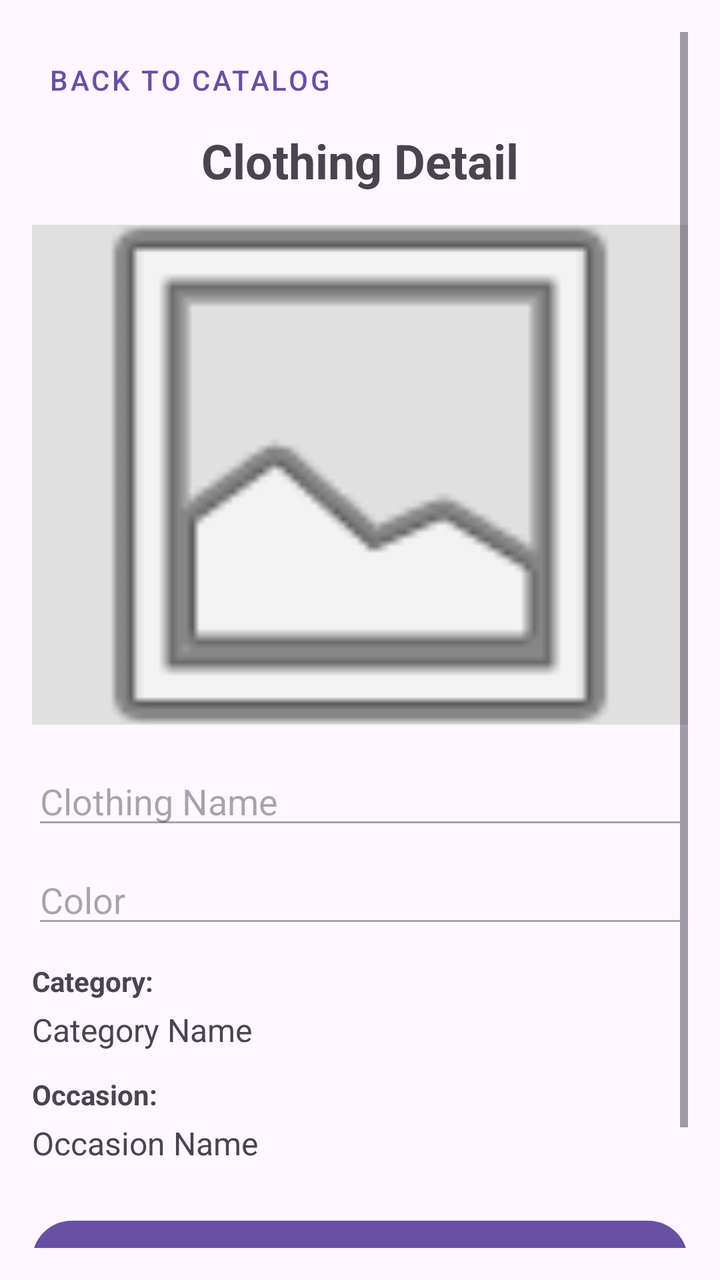
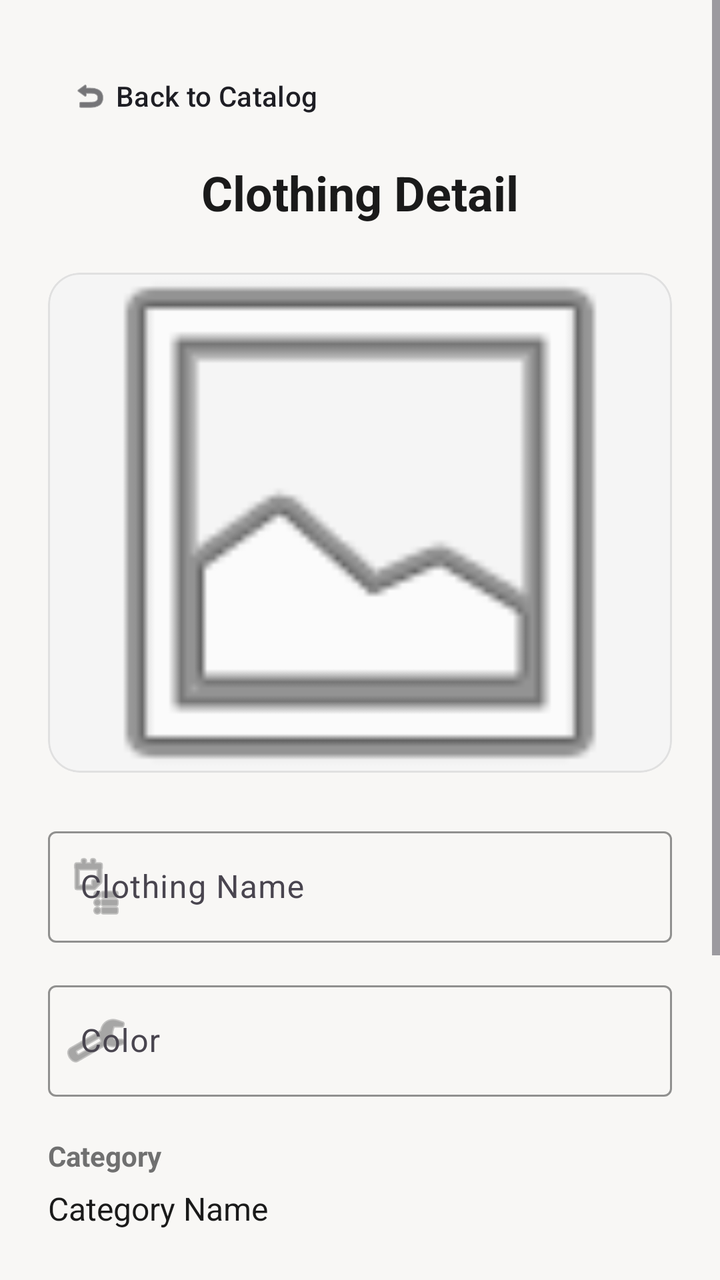

Screens rendered from an Android XML layout before and after an edit, with the pre-edit source and the edit as a unified diff.
<!-- AndroidManifest.xml: application theme Theme.Vestiaire -->
<!-- res/layout/activity_clothing_detail.xml -->
<?xml version="1.0" encoding="utf-8"?>
<ScrollView xmlns:android="http://schemas.android.com/apk/res/android"
    android:layout_width="match_parent"
    android:layout_height="match_parent"
    android:padding="16dp">

    <LinearLayout
        android:layout_width="match_parent"
        android:layout_height="wrap_content"
        android:orientation="vertical">

        <Button
            android:id="@+id/btnBack"
            android:layout_width="wrap_content"
            android:layout_height="wrap_content"
            android:text="Back to Catalog"
            style="@style/Widget.MaterialComponents.Button.TextButton" />

        <TextView
            android:id="@+id/tvDetailTitle"
            android:layout_width="match_parent"
            android:layout_height="wrap_content"
            android:layout_marginBottom="16dp"
            android:text="Clothing Detail"
            android:textAlignment="center"
            android:textSize="24sp"
            android:textStyle="bold" />

        <ImageView
            android:id="@+id/ivDetailPreview"
            android:layout_width="match_parent"
            android:layout_height="250dp"
            android:background="#E0E0E0"
            android:scaleType="centerCrop"
            android:src="@android:drawable/ic_menu_gallery" />

        <EditText
            android:id="@+id/etDetailName"
            android:layout_width="match_parent"
            android:layout_height="wrap_content"
            android:layout_marginTop="16dp"
            android:hint="Clothing Name"
            android:inputType="text"
            android:enabled="false" />

        <EditText
            android:id="@+id/etDetailColor"
            android:layout_width="match_parent"
            android:layout_height="wrap_content"
            android:layout_marginTop="8dp"
            android:hint="Color"
            android:inputType="text"
            android:enabled="false" />

        <TextView
            android:layout_width="wrap_content"
            android:layout_height="wrap_content"
            android:layout_marginTop="12dp"
            android:text="Category:"
            android:textStyle="bold" />

        <TextView
            android:id="@+id/tvDetailCategory"
            android:layout_width="match_parent"
            android:layout_height="wrap_content"
            android:layout_marginTop="4dp"
            android:textSize="16sp"
            android:text="Category Name"
            android:visibility="visible" />

        <Spinner
            android:id="@+id/spinnerDetailCategory"
            android:layout_width="match_parent"
            android:layout_height="48dp"
            android:layout_marginTop="4dp"
            android:visibility="gone" />

        <TextView
            android:layout_width="wrap_content"
            android:layout_height="wrap_content"
            android:layout_marginTop="12dp"
            android:text="Occasion:"
            android:textStyle="bold" />

        <TextView
            android:id="@+id/tvDetailOccasion"
            android:layout_width="match_parent"
            android:layout_height="wrap_content"
            android:layout_marginTop="4dp"
            android:textSize="16sp"
            android:text="Occasion Name"
            android:visibility="visible" />

        <Spinner
            android:id="@+id/spinnerDetailOccasion"
            android:layout_width="match_parent"
            android:layout_height="48dp"
            android:layout_marginTop="4dp"
            android:visibility="gone" />

        <LinearLayout
            android:id="@+id/layoutReadMode"
            android:layout_width="match_parent"
            android:layout_height="wrap_content"
            android:orientation="vertical"
            android:layout_marginTop="24dp"
            android:visibility="visible">

            <Button
                android:id="@+id/btnEditMode"
                android:layout_width="match_parent"
                android:layout_height="wrap_content"
                android:text="Edit Clothing Info" />

            <Button
                android:id="@+id/btnDelete"
                android:layout_width="match_parent"
                android:layout_height="wrap_content"
                android:layout_marginTop="8dp"
                android:text="Delete Clothing"
                android:backgroundTint="#F44336" />
        </LinearLayout>

        <LinearLayout
            android:id="@+id/layoutEditMode"
            android:layout_width="match_parent"
            android:layout_height="wrap_content"
            android:orientation="vertical"
            android:layout_marginTop="24dp"
            android:visibility="gone">

            <Button
                android:id="@+id/btnUpdate"
                android:layout_width="match_parent"
                android:layout_height="wrap_content"
                android:text="Save Changes"
                android:backgroundTint="#4CAF50" />

            <Button
                android:id="@+id/btnCancel"
                android:layout_width="match_parent"
                android:layout_height="wrap_content"
                android:layout_marginTop="8dp"
                android:text="Cancel Edit"
                android:backgroundTint="#757575" />
        </LinearLayout>

    </LinearLayout>
</ScrollView>
<!-- resources referenced by this layout -->
<resources>
  <style name="Theme.Vestiaire" parent="Base.Theme.Vestiaire" />
  <style name="Base.Theme.Vestiaire" parent="Theme.Material3.DayNight.NoActionBar">
          
          
      </style>
</resources>

<!-- the commit's change to res/layout/activity_clothing_detail.xml (unified diff, before → after) -->
@@ -1,70 +1,118 @@
 <?xml version="1.0" encoding="utf-8"?>
 <ScrollView xmlns:android="http://schemas.android.com/apk/res/android"
+    xmlns:app="http://schemas.android.com/apk/res-auto"
     android:layout_width="match_parent"
     android:layout_height="match_parent"
-    android:padding="16dp">
+    android:background="@color/vestiaire_background">
 
     <LinearLayout
         android:layout_width="match_parent"
         android:layout_height="wrap_content"
-        android:orientation="vertical">
+        android:orientation="vertical"
+        android:padding="24dp">
 
         <Button
             android:id="@+id/btnBack"
+            style="@style/Widget.Material3.Button.TextButton"
             android:layout_width="wrap_content"
             android:layout_height="wrap_content"
             android:text="Back to Catalog"
-            style="@style/Widget.MaterialComponents.Button.TextButton" />
+            android:textColor="@color/vestiaire_primary"
+            app:iconTint="@color/vestiaire_primary"
+            app:icon="@android:drawable/ic_menu_revert" />
 
         <TextView
             android:id="@+id/tvDetailTitle"
             android:layout_width="match_parent"
             android:layout_height="wrap_content"
-            android:layout_marginBottom="16dp"
+            android:layout_marginTop="8dp"
+            android:layout_marginBottom="24dp"
             android:text="Clothing Detail"
             android:textAlignment="center"
             android:textSize="24sp"
+            android:textStyle="bold"
+            android:textColor="@color/vestiaire_text" />
+
+        <com.google.android.material.card.MaterialCardView
+            android:layout_width="match_parent"
+            android:layout_height="250dp"
+            app:cardCornerRadius="16dp"
+            app:cardElevation="0dp"
+            app:strokeWidth="1dp"
+            app:strokeColor="#E0E0E0"
+            app:cardBackgroundColor="@color/vestiaire_surface">
+
+            <ImageView
+                android:id="@+id/ivDetailPreview"
+                android:layout_width="match_parent"
+                android:layout_height="match_parent"
+                android:background="#F5F5F5"
+                android:scaleType="centerCrop"
+                android:src="@android:drawable/ic_menu_gallery" />
+        </com.google.android.material.card.MaterialCardView>
+
+        
+        <com.google.android.material.textfield.TextInputLayout
+            style="@style/Widget.Material3.TextInputLayout.OutlinedBox"
+            android:layout_width="match_parent"
+            android:layout_height="wrap_content"
+            android:layout_marginTop="24dp"
+            android:hint="Clothing Name"
+            app:startIconDrawable="@android:drawable/ic_menu_agenda"
+            app:startIconTint="@color/vestiaire_subtext"
+            app:hintTextColor="@color/vestiaire_primary"
+            app:boxStrokeColor="@color/vestiaire_primary">
+
+            <com.google.android.material.textfield.TextInputEditText
+                android:id="@+id/etDetailName"
+                android:layout_width="match_parent"
+                android:layout_height="wrap_content"
+                android:inputType="text"
+                android:textColor="@color/vestiaire_text"
+                android:textColorHint="@color/vestiaire_subtext"
+                android:enabled="false" />
+        </com.google.android.material.textfield.TextInputLayout>
+
+        
+        <com.google.android.material.textfield.TextInputLayout
+            style="@style/Widget.Material3.TextInputLayout.OutlinedBox"
+            android:layout_width="match_parent"
+            android:layout_height="wrap_content"
+            android:layout_marginTop="16dp"
+            android:hint="Color"
+            app:startIconDrawable="@android:drawable/ic_menu_manage"
+            app:startIconTint="@color/vestiaire_subtext"
+            app:hintTextColor="@color/vestiaire_primary"
+            app:boxStrokeColor="@color/vestiaire_primary">
+
+            <com.google.android.material.textfield.TextInputEditText
+                android:id="@+id/etDetailColor"
+                android:layout_width="match_parent"
+                android:layout_height="wrap_content"
+                android:inputType="text"
+                android:textColor="@color/vestiaire_text"
+                android:textColorHint="@color/vestiaire_subtext"
+                android:enabled="false" />
+        </com.google.android.material.textfield.TextInputLayout>
+
+        
+        <TextView
+            android:layout_width="wrap_content"
+            android:layout_height="wrap_content"
+            android:layout_marginTop="20dp"
+            android:text="Category"
+            android:textColor="@color/vestiaire_subtext"
+            android:textSize="14sp"
             android:textStyle="bold" />
 
-        <ImageView
-            android:id="@+id/ivDetailPreview"
-            android:layout_width="match_parent"
-            android:layout_height="250dp"
-            android:background="#E0E0E0"
-            android:scaleType="centerCrop"
-            android:src="@android:drawable/ic_menu_gallery" />
-
-        <EditText
-            android:id="@+id/etDetailName"
-            android:layout_width="match_parent"
-            android:layout_height="wrap_content"
-            android:layout_marginTop="16dp"
-            android:hint="Clothing Name"
-            android:inputType="text"
-            android:enabled="false" />
-
-        <EditText
-            android:id="@+id/etDetailColor"
-            android:layout_width="match_parent"
-            android:layout_height="wrap_content"
-            android:layout_marginTop="8dp"
-            android:hint="Color"
-            android:inputType="text"
-            android:enabled="false" />
-
-        <TextView
-            android:layout_width="wrap_content"
-            android:layout_height="wrap_content"
-            android:layout_marginTop="12dp"
-            android:text="Category:"
-            android:textStyle="bold" />
-
         <TextView
             android:id="@+id/tvDetailCategory"
             android:layout_width="match_parent"
             android:layout_height="wrap_content"
-            android:layout_marginTop="4dp"
+            android:layout_marginTop="6dp"
+            android:layout_marginBottom="6dp"
             android:textSize="16sp"
+            android:textColor="@color/vestiaire_text"
             android:text="Category Name"
             android:visibility="visible" />
 
@@ -73,21 +121,27 @@
             android:layout_width="match_parent"
             android:layout_height="48dp"
             android:layout_marginTop="4dp"
+            android:background="@android:drawable/btn_dropdown"
             android:visibility="gone" />
 
+        
         <TextView
             android:layout_width="wrap_content"
             android:layout_height="wrap_content"
-            android:layout_marginTop="12dp"
-            android:text="Occasion:"
+            android:layout_marginTop="16dp"
+            android:text="Occasion"
+            android:textColor="@color/vestiaire_subtext"
+            android:textSize="14sp"
             android:textStyle="bold" />
 
         <TextView
             android:id="@+id/tvDetailOccasion"
             android:layout_width="match_parent"
             android:layout_height="wrap_content"
-            android:layout_marginTop="4dp"
+            android:layout_marginTop="6dp"
+            android:layout_marginBottom="6dp"
             android:textSize="16sp"
+            android:textColor="@color/vestiaire_text"
             android:text="Occasion Name"
             android:visibility="visible" />
 
@@ -96,53 +150,65 @@
             android:layout_width="match_parent"
             android:layout_height="48dp"
             android:layout_marginTop="4dp"
+            android:background="@android:drawable/btn_dropdown"
             android:visibility="gone" />
 
+        
         <LinearLayout
             android:id="@+id/layoutReadMode"
             android:layout_width="match_parent"
             android:layout_height="wrap_content"
             android:orientation="vertical"
-            android:layout_marginTop="24dp"
+            android:layout_marginTop="32dp"
             android:visibility="visible">
 
             <Button
                 android:id="@+id/btnEditMode"
                 android:layout_width="match_parent"
-                android:layout_height="wrap_content"
-                android:text="Edit Clothing Info" />
+                android:layout_height="56dp"
+                android:text="Edit Clothing Info"
+                android:textSize="16sp"
+                android:textStyle="bold"
+                android:backgroundTint="@color/vestiaire_primary"
+                android:textColor="@color/vestiaire_surface" />
 
             <Button
                 android:id="@+id/btnDelete"
+                style="@style/Widget.Material3.Button.TextButton"
                 android:layout_width="match_parent"
                 android:layout_height="wrap_content"
                 android:layout_marginTop="8dp"
                 android:text="Delete Clothing"
-                android:backgroundTint="#F44336" />
+                android:textColor="@color/vestiaire_error" />
         </LinearLayout>
 
+        
         <LinearLayout
             android:id="@+id/layoutEditMode"
             android:layout_width="match_parent"
             android:layout_height="wrap_content"
             android:orientation="vertical"
-            android:layout_marginTop="24dp"
+            android:layout_marginTop="32dp"
             android:visibility="gone">
 
             <Button
                 android:id="@+id/btnUpdate"
                 android:layout_width="match_parent"
-                android:layout_height="wrap_content"
+                android:layout_height="56dp"
                 android:text="Save Changes"
-                android:backgroundTint="#4CAF50" />
+                android:textSize="16sp"
+                android:textStyle="bold"
+                android:backgroundTint="@color/vestiaire_secondary"
+                android:textColor="@color/vestiaire_surface" />
 
             <Button
                 android:id="@+id/btnCancel"
-                android:layout_width="match_parent"
-                android:layout_height="wrap_content"
+                style="@style/Widget.Material3.Button.TonalButton"
+                android:layout_width="match_parent"
+                android:layout_height="56dp"
                 android:layout_marginTop="8dp"
                 android:text="Cancel Edit"
-                android:backgroundTint="#757575" />
+                android:textColor="@color/vestiaire_text" />
         </LinearLayout>
 
     </LinearLayout>
<!-- resource entries referenced after the edit -->
@@ -1,5 +1,12 @@
 <!-- resources referenced by this layout -->
 <resources>
+  <color name="vestiaire_background">#F8F7F5</color>
+  <color name="vestiaire_error">#D9534F</color>
+  <color name="vestiaire_primary">#1E1E24</color>
+  <color name="vestiaire_secondary">#7D9D7C</color>
+  <color name="vestiaire_subtext">#707070</color>
+  <color name="vestiaire_surface">#FFFFFF</color>
+  <color name="vestiaire_text">#1A1A1A</color>
   <style name="Theme.Vestiaire" parent="Base.Theme.Vestiaire" />
   <style name="Base.Theme.Vestiaire" parent="Theme.Material3.DayNight.NoActionBar">
           
